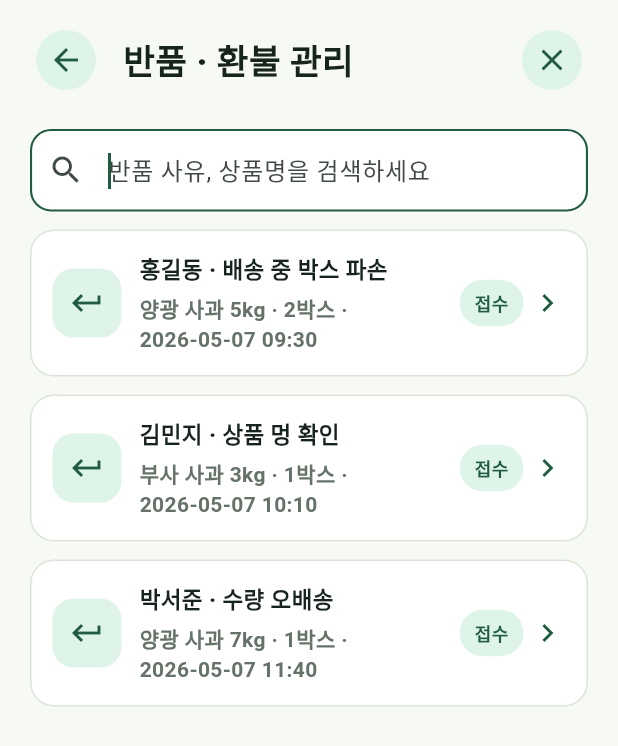
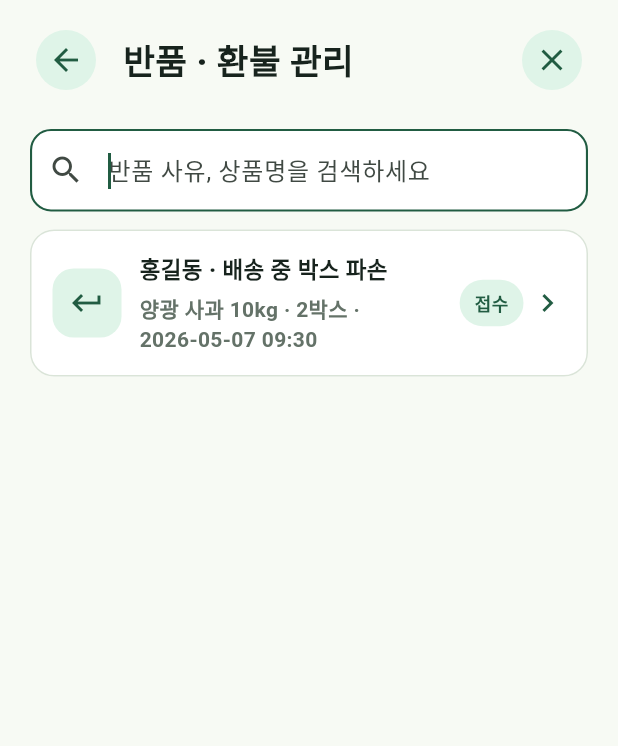
Before and after one commit to AI-MegaStudy/SMART_APP2, a Flutter app: the ReturnPage screen opened directly, after a tap on the "search" icon, on a phone screen of 412 x 824 dp. Shown: the top 746 px of the screen. Run offline on Flutter 3.47's test engine with Material 3 defaults, Android fonts, the phone set to English and light mode, and no system bars; our stand-ins replace image_picker, shared_preferences; missing offline and left inert: kpostal_plus; accounts and stored records are empty.

Commit message:
Connect return management with fallback decisions

```diff
--- a/lib/model/owner_status_record.dart
+++ b/lib/model/owner_status_record.dart
@@ -78,6 +78,69 @@
   };
 }
 
+class OwnerReturnRequestRecord {
+  const OwnerReturnRequestRecord({
+    required this.id,
+    required this.customerName,
+    required this.reason,
+    required this.productName,
+    required this.requestedAt,
+    required this.amount,
+    required this.detailReason,
+    required this.status,
+    required this.photoCount,
+    required this.isFallback,
+  });
+
+  final int id;
+  final String customerName;
+  final String reason;
+  final String productName;
+  final String requestedAt;
+  final String amount;
+  final String detailReason;
+  final String status;
+  final int photoCount;
+  final bool isFallback;
+
+  factory OwnerReturnRequestRecord.fromJson(
+    Map<String, dynamic> json, {
+    bool isFallback = false,
+  }) {
+    final items = json['items'] as List<dynamic>? ?? const [];
+    final firstItem = items.isEmpty
+        ? const <String, dynamic>{}
+        : items.first as Map<String, dynamic>? ?? const {};
+    final product =
+        json['product_name']?.toString() ??
+        firstItem['product_name']?.toString() ??
+        '상품';
+    final kg = _asInt(json['ordered_kg'] ?? firstItem['ordered_kg']);
+    final boxes = _asInt(
+      json['package_count'] ?? firstItem['package_count'],
+      fallback: 1,
+    );
+    return OwnerReturnRequestRecord(
+      id: _asInt(json['return_request_id']),
+      customerName: json['customer_name']?.toString() ?? '고객',
+      reason: json['reason_code']?.toString() ?? '반품 요청',
+      productName: '$product ${kg}kg · $boxes박스',
+      requestedAt: _formatDateTime(json['requested_at']),
+      amount: _asInt(json['requested_amount']).toString(),
+      detailReason: json['reason_detail']?.toString() ?? '',
+      status: _returnStatusLabel(json['return_status']?.toString() ?? ''),
+      photoCount: json['evidence_image_url']?.toString().isNotEmpty == true
+          ? 1
+          : 0,
+      isFallback: isFallback,
+    );
+  }
+
+  String get key => '$id-$customerName-$requestedAt';
+  String get title => '$customerName · $reason';
+  String get subtitle => '$productName · $requestedAt';
+}
+
 int _asInt(Object? value, {int fallback = 0}) {
   if (value is int) return value;
   if (value is num) return value.toInt();
--- a/lib/repositories/owner_workflow_repository.dart
+++ b/lib/repositories/owner_workflow_repository.dart
@@ -91,6 +91,61 @@
     ];
   }
 
+  Future<List<OwnerReturnRequestRecord>> fetchReturnRequests() async {
+    try {
+      final records = await ApiService.getData<List<OwnerReturnRequestRecord>>(
+        '/owner/returns',
+        requiresAuth: true,
+        parser: (data) {
+          final list = data as List<dynamic>? ?? const [];
+          return [
+            for (final item in list)
+              OwnerReturnRequestRecord.fromJson(
+                item as Map<String, dynamic>? ?? const {},
+              ),
+          ].where((item) => item.status == '접수').toList();
+        },
+      );
+      if (records.isNotEmpty) return records;
+    } catch (_) {
+      // Development fallback: keep return decision flow usable without DB seed.
+    }
+
+    final raw = await rootBundle.loadString('assets/mock/owner_returns.json');
+    final decoded = jsonDecode(raw) as List<dynamic>;
+    return [
+      for (final item in decoded)
+        OwnerReturnRequestRecord.fromJson(
+          item as Map<String, dynamic>? ?? const {},
+          isFallback: true,
+        ),
+    ].where((item) => item.status == '접수').toList();
+  }
+
+  Future<bool> decideReturn({
+    required OwnerReturnRequestRecord request,
+    required String decision,
+    required int approvedAmount,
+    String? decisionReason,
+  }) async {
+    if (request.isFallback) return false;
+    try {
+      await ApiService.patchData<Map<String, dynamic>>(
+        '/owner/returns/${request.id}/decision',
+        requiresAuth: true,
+        body: {
+          'decision': decision,
+          'approved_amount': approvedAmount,
+          'decision_reason': decisionReason,
+        },
+        parser: (data) => data as Map<String, dynamic>? ?? const {},
+      );
+      return true;
+    } catch (_) {
+      return false;
+    }
+  }
+
   Future<List<OwnerStatusRecord>> _loadMockStatuses(String path) async {
     final raw = await rootBundle.loadString(path);
     final decoded = jsonDecode(raw) as List<dynamic>;
--- a/lib/view/return_page.dart
+++ b/lib/view/return_page.dart
@@ -1,4 +1,6 @@
 import 'package:flutter/material.dart';
+import 'package:smart_app/model/owner_status_record.dart';
+import 'package:smart_app/repositories/owner_workflow_repository.dart';
 import 'package:smart_app/util/app_colors.dart';
 import 'package:smart_app/view/return_status_page.dart';
 import 'package:smart_app/widgets/owner_widgets.dart';
@@ -11,47 +13,36 @@
 }
 
 class _ReturnPageState extends State<ReturnPage> {
+  final repository = OwnerWorkflowRepository();
   final searchController = TextEditingController();
   bool showSearch = false;
+  bool loading = true;
+  var requests = <OwnerReturnRequestRecord>[];
 
-  final requests = [
-    const _ReturnRequest(
-      '홍길동',
-      '배송 중 박스 파손',
-      '양광 사과 5kg · 2박스',
-      '2026-05-07 09:30',
-      '39000',
-      '배송 중 박스 파손으로 상품이 눌렸습니다.',
-      '접수',
-      2,
-    ),
-    const _ReturnRequest(
-      '김민지',
-      '상품 멍 확인',
-      '부사 사과 3kg · 1박스',
-      '2026-05-07 10:10',
-      '32000',
-      '수령 직후 멍이 보여 반품을 요청합니다.',
-      '접수',
-      1,
-    ),
-    const _ReturnRequest(
-      '박서준',
-      '수량 오배송',
-      '양광 사과 7kg · 1박스',
-      '2026-05-07 11:40',
-      '68000',
-      '주문한 박스 수와 배송된 박스 수가 다릅니다.',
-      '접수',
-      0,
-    ),
-  ].where((request) => !_handledReturnIds.contains(request.id)).toList()
-    ..sort((a, b) => a.requestedAt.compareTo(b.requestedAt));
+  @override
+  void initState() {
+    super.initState();
+    _loadRequests();
+  }
 
   @override
   void dispose() {
     searchController.dispose();
     super.dispose();
+  }
+
+  Future<void> _loadRequests() async {
+    setState(() => loading = true);
+    final loaded = await repository.fetchReturnRequests();
+    if (!mounted) return;
+    setState(() {
+      requests =
+          loaded
+              .where((request) => !_handledReturnIds.contains(request.key))
+              .toList()
+            ..sort((a, b) => a.requestedAt.compareTo(b.requestedAt));
+      loading = false;
+    });
   }
 
   @override
@@ -91,6 +82,14 @@
                 prefixIcon: Icon(Icons.search),
               ),
             ),
+          if (loading)
+            const Center(
+              child: Padding(
+                padding: EdgeInsets.all(32),
+                child: CircularProgressIndicator(),
+              ),
+            ),
+          if (!loading)
             for (final request in visible)
               _ReturnRequestTile(
                 request: request,
@@ -103,11 +102,13 @@
                   if (handled == true) {
                     setState(() {
                       requests.remove(request);
-                    _handledReturnIds.add(request.id);
+                      _handledReturnIds.add(request.key);
                     });
                   }
                 },
               ),
+          if (!loading && visible.isEmpty)
+            const NoticeBox(color: AppColors.yellow, text: '처리할 반품 요청이 없습니다.'),
         ],
       ),
     );
@@ -117,7 +118,7 @@
 final _handledReturnIds = <String>{};
 
 class _ReturnRequestTile extends StatelessWidget {
-  final _ReturnRequest request;
+  final OwnerReturnRequestRecord request;
   final VoidCallback onTap;
 
   const _ReturnRequestTile({required this.request, required this.onTap});
@@ -139,7 +140,7 @@
 }
 
 class _ReturnDetailPage extends StatefulWidget {
-  final _ReturnRequest request;
+  final OwnerReturnRequestRecord request;
 
   const _ReturnDetailPage({required this.request});
 
@@ -148,6 +149,7 @@
 }
 
 class _ReturnDetailPageState extends State<_ReturnDetailPage> {
+  final repository = OwnerWorkflowRepository();
   final formKey = GlobalKey<FormState>();
   late final TextEditingController detailController;
   late final TextEditingController approvalAmountController;
@@ -156,7 +158,9 @@
   void initState() {
     super.initState();
     detailController = TextEditingController(text: widget.request.detailReason);
-    approvalAmountController = TextEditingController(text: widget.request.amount);
+    approvalAmountController = TextEditingController(
+      text: widget.request.amount,
+    );
   }
 
   @override
@@ -176,7 +180,13 @@
       title: '반품 요청 승인',
       message: '반품 · 환불 상태를 승인 처리할까요?',
       confirmLabel: '승인',
-      onConfirm: () {
+      onConfirm: () async {
+        await repository.decideReturn(
+          request: widget.request,
+          decision: 'APPROVED',
+          approvedAmount: int.tryParse(approvalAmountController.text) ?? 0,
+          decisionReason: '점주 승인',
+        );
         returnStatusRecords.add(
           ReturnStatusRecord(
             widget.request.requestedAt,
@@ -185,6 +195,7 @@
             AppColors.mint,
           ),
         );
+        if (!context.mounted) return;
         showOwnerSnack(context, '반품 현황을 갱신했습니다.');
         Navigator.of(context).pop(true);
       },
@@ -248,6 +259,12 @@
       },
     );
     if (confirmed == true && context.mounted) {
+      await repository.decideReturn(
+        request: widget.request,
+        decision: 'REJECTED',
+        approvedAmount: 0,
+        decisionReason: reason,
+      );
       returnStatusRecords.add(
         ReturnStatusRecord(
           widget.request.requestedAt,
@@ -256,6 +273,7 @@
           AppColors.yellow,
         ),
       );
+      if (!context.mounted) return;
       showOwnerSnack(context, '반품 현황을 갱신했습니다.');
       Navigator.of(context).pop(true);
     }
@@ -361,29 +379,3 @@
     );
   }
 }
-
-class _ReturnRequest {
-  final String customerName;
-  final String reason;
-  final String productName;
-  final String requestedAt;
-  final String amount;
-  final String detailReason;
-  final String status;
-  final int photoCount;
-
-  const _ReturnRequest(
-    this.customerName,
-    this.reason,
-    this.productName,
-    this.requestedAt,
-    this.amount,
-    this.detailReason,
-    this.status,
-    this.photoCount,
-  );
-
-  String get id => '$customerName-$requestedAt';
-  String get title => '$customerName · $reason';
-  String get subtitle => '$productName · $requestedAt';
-}
```
Also changed, not shown: 1 other file. Lines whose indentation alone changed are shown as unchanged.
